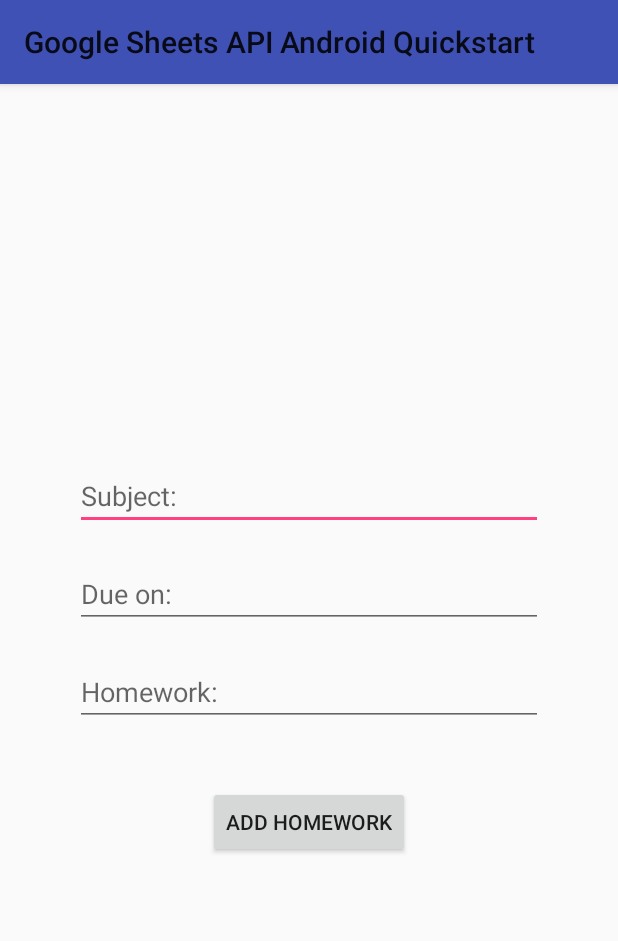
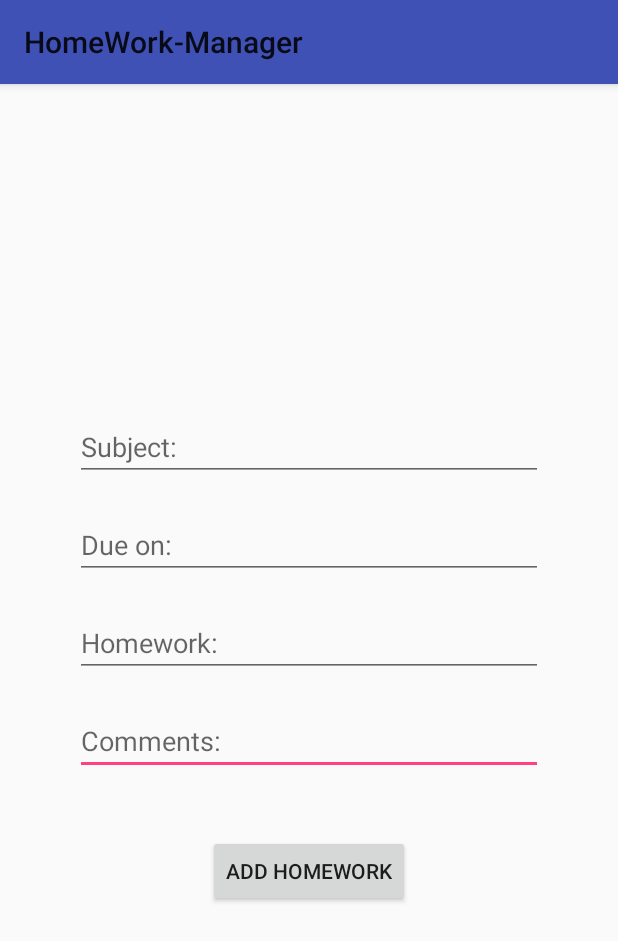
Before and after one commit to flxwu/homeworkManager-android, an Android app: the AddHomeworkActivity screen opened directly, with no data from a screen before it, after a tap on "ADD HOMEWORK", on a phone screen of 412 x 824 dp. Shown: the top 941 px of the screen. Run offline under Robolectric (Android 15) with nearby library versions, the phone set to English and light mode, and no system bars; our stand-ins replace ButterKnife; libraries missing offline, so code that uses them is left out: com.google.api.client, com.google.api.services, pub.devrel.easypermissions; 3 statements that could not run were skipped.

Commit message:
Finished AddHomework Feature -> new Entry gets appended to Sheet, made all HomeWorkEntry Declarations fit new Constructor

```diff
--- a/app/src/main/AndroidManifest.xml
+++ b/app/src/main/AndroidManifest.xml
@@ -9,7 +9,7 @@
     <application
         android:allowBackup="true"
         android:icon="@mipmap/ic_launcher"
-        android:label="Google Sheets API Android Quickstart"
+        android:label="HomeWork-Manager"
         android:theme="@style/AppTheme">
         <activity android:name="com.github.pl4gue.mvp.view.activity.MainActivity">
             <intent-filter>
--- a/app/src/main/java/com/github/pl4gue/mvp/view/activity/AddHomeworkActivity.java
+++ b/app/src/main/java/com/github/pl4gue/mvp/view/activity/AddHomeworkActivity.java
@@ -14,6 +14,7 @@
 import android.support.annotation.Nullable;
 import android.widget.Button;
 import android.widget.EditText;
+import android.widget.Toast;
 
 import com.github.pl4gue.R;
 import com.github.pl4gue.data.entity.HomeWorkEntry;
@@ -32,10 +33,13 @@
 import com.google.api.services.sheets.v4.model.ValueRange;
 
 import java.io.IOException;
+import java.text.DateFormat;
 import java.util.ArrayList;
 import java.util.Arrays;
 import java.util.Calendar;
+import java.util.Date;
 import java.util.List;
+import java.util.Locale;
 
 import butterknife.BindView;
 import butterknife.ButterKnife;
@@ -55,16 +59,20 @@
  *         Created on 16.10.17.
  */
 
-public class AddHomeworkActivity extends BaseActivity implements AddHomeworkView,EasyPermissions.PermissionCallbacks {
+public class AddHomeworkActivity extends BaseActivity implements AddHomeworkView, EasyPermissions.PermissionCallbacks {
 
     GoogleAccountCredential mCredential;
 
+    HomeWorkEntry entryToAdd;
+
     @BindView(R.id.addHomeworkEditText)
     EditText mHomeworkEditText;
-    @BindView(R.id.addHomeworkSubjectEditText)
+    @BindView(R.id.addHomeworkSubjectAutoCompleteText)
     EditText mHomeworkSubjectEditText;
     @BindView(R.id.addHomeworkDueDateEditText)
     EditText mHomeworkDueDateEditText;
+    @BindView(R.id.addHomeworkCommentEditText)
+    EditText mHomeworkCommentEditText;
 
     @BindView(R.id.addHomeworkSubmitButton)
     Button mHomeworkSubmitButton;
@@ -80,25 +88,36 @@
         setContentView(R.layout.activity_add_homework);
         ButterKnife.bind(this);
 
+        //TODO Autocomplete Adapter
+
         DialogManagers.ProgressDialogManager.setUpProgressDialog(AddHomeworkActivity.this);
     }
 
     @OnClick(R.id.addHomeworkDueDateEditText)
     public void selectDueDate() {
-        DialogManagers.DatePickerManager.datePickerDialog(Calendar.getInstance(),AddHomeworkActivity.this,mHomeworkDueDateEditText);
+        DialogManagers.DatePickerManager.datePickerDialog(Calendar.getInstance(), AddHomeworkActivity.this, mHomeworkDueDateEditText);
     }
 
     @OnClick(R.id.addHomeworkSubmitButton)
     public void submitHomework() {
+        entryToAdd = getNewHomeworkEntry();
         // Initialize credentials and service object.
         mCredential = GoogleAccountCredential.usingOAuth2(
                 getApplicationContext(), Arrays.asList(SCOPES_WRITE))
                 .setBackOff(new ExponentialBackOff());
         disableFields();
-        postHomeworkToApi();
+        postHomeworkToApi(entryToAdd);
         enableFields();
     }
 
+    private HomeWorkEntry getNewHomeworkEntry() {
+        String entryDate = DateFormat.getDateInstance(DateFormat.SHORT, Locale.GERMANY).format(new Date());
+        String subject = mHomeworkSubjectEditText.getText().toString();
+        String homework = mHomeworkEditText.getText().toString();
+        String dueDate = mHomeworkDueDateEditText.getText().toString();
+        String comment = mHomeworkCommentEditText.getText().toString();
+        return new HomeWorkEntry(entryDate,subject,homework,dueDate,comment);
+    }
 
     @Override
     public void displayLoadingScreen() {
@@ -121,7 +140,7 @@
      * of the preconditions are not satisfied, the app will prompt the user as
      * appropriate.
      */
-    private void postHomeworkToApi() {
+    private void postHomeworkToApi(HomeWorkEntry entry) {
         if (!isGooglePlayServicesAvailable()) {
             acquireGooglePlayServices();
         } else if (mCredential.getSelectedAccountName() == null) {
@@ -129,7 +148,7 @@
         } else if (!isDeviceOnline()) {
             showError("No network connection available.");
         } else {
-            new MakePOSTRequestTask(mCredential);
+            new MakePOSTRequestTask(mCredential).execute(entry);
         }
     }
 
@@ -151,7 +170,7 @@
                     .getString(PREF_ACCOUNT_NAME, null);
             if (accountName != null) {
                 mCredential.setSelectedAccountName(accountName);
-                postHomeworkToApi();
+                postHomeworkToApi(entryToAdd);
             } else {
                 // Start a dialog from which the user can choose an account
                 startActivityForResult(
@@ -188,7 +207,7 @@
                 if (resultCode != RESULT_OK) {
                     showError(" This app requires Google Play Services. Please install Google Play Services on your device and relaunch this app.");
                 } else {
-                    postHomeworkToApi();
+                    postHomeworkToApi(entryToAdd);
                 }
                 break;
             case REQUEST_ACCOUNT_PICKER:
@@ -203,13 +222,13 @@
                         editor.putString(PREF_ACCOUNT_NAME, accountName);
                         editor.apply();
                         mCredential.setSelectedAccountName(accountName);
-                        postHomeworkToApi();
+                        postHomeworkToApi(entryToAdd);
                     }
                 }
                 break;
             case REQUEST_AUTHORIZATION:
                 if (resultCode == RESULT_OK) {
-                    postHomeworkToApi();
+                    postHomeworkToApi(entryToAdd);
                 }
                 break;
             default:
@@ -340,13 +359,13 @@
         /**
          * Background task to call Google Sheets API.
          *
-         * @param entry no parameters needed for this task.
+         * @param entries no parameters needed for this task.
          * @return true if adding entry was successful
          */
         @Override
-        protected Boolean doInBackground(HomeWorkEntry... entry) {
+        protected Boolean doInBackground(HomeWorkEntry... entries) {
             try {
-                return postDataToApi(Arrays.asList(entry));
+                return postDataToApi(Arrays.asList(entries));
             } catch (Exception e) {
                 mLastError = e;
                 cancel(true);
@@ -370,12 +389,12 @@
             String range = "homeworkSheet";
             List<List<Object>> values = new ArrayList<>();
             for (HomeWorkEntry entry : entries) {
-                values.add(Arrays.asList(entry.getHomeworkEntryDate(),entry.getHomeworkSubject(),entry.getHomework(),entry.getHomeworkDueDate(),entry.getHomeworkComments()));
+                values.add(Arrays.asList(entry.getHomeworkEntryDate(), entry.getHomeworkSubject(), entry.getHomework(), entry.getHomeworkDueDate(), entry.getHomeworkComments()));
             }
             ValueRange body = new ValueRange().setValues(values);
             AppendValuesResponse result = mService
                     .spreadsheets().values().append(spreadsheetId, range, body)
-                    .setValueInputOption("RAW")
+                    .setValueInputOption("USER_ENTERED")
                     .execute();
             return true;
         }
@@ -383,8 +402,8 @@
         @Override
         protected void onPostExecute(Boolean aBoolean) {
             if (aBoolean) {
-                showError("Entry successfully added");
-            }else{
+                Toast.makeText(AddHomeworkActivity.this, "Entry successfully added", Toast.LENGTH_SHORT).show();
+            } else {
                 showError("Unknown error");
             }
             hideLoadingScreen();
--- a/app/src/main/java/com/github/pl4gue/mvp/view/activity/BaseActivity.java
+++ b/app/src/main/java/com/github/pl4gue/mvp/view/activity/BaseActivity.java
@@ -53,7 +53,7 @@
                             progressBarStatus = counter;
                             counter += 1;
                             try {
-                                Thread.sleep(30);
+                                Thread.sleep(50);
                             } catch (InterruptedException e) {
                                 e.printStackTrace();
                             }
@@ -90,8 +90,8 @@
                     return;
                 }
 
-                String myFormat = "MM/dd/yyyy"; //In which you need put here
-                SimpleDateFormat sdf = new SimpleDateFormat(myFormat, Locale.US);
+                String myFormat = "dd.MM.yyyy"; //In which you need put here
+                SimpleDateFormat sdf = new SimpleDateFormat(myFormat,Locale.GERMANY);
 
                 dueDateEditText.setText(sdf.format(calendar.getTime()));
             }
--- a/app/src/main/res/layout/activity_add_homework.xml
+++ b/app/src/main/res/layout/activity_add_homework.xml
@@ -9,13 +9,13 @@
     android:paddingRight="50dp"
     tools:context=".mvp.view.activity.AddHomeworkActivity">
 
-    <EditText
-        android:id="@+id/addHomeworkSubjectEditText"
+    <AutoCompleteTextView
+        android:id="@+id/addHomeworkSubjectAutoCompleteText"
         android:layout_width="match_parent"
         android:layout_height="wrap_content"
         android:ems="10"
-        android:inputType="textPersonName"
-        android:hint="@string/defaultSubject" />
+        android:hint="@string/defaultSubject"
+        android:inputType="text" />
 
     <EditText
         android:id="@+id/addHomeworkDueDateEditText"
@@ -33,14 +33,24 @@
         android:layout_height="wrap_content"
         android:layout_marginTop="20dp"
         android:ems="10"
-        android:inputType="textMultiLine"
-        android:hint="@string/defaultHomework" />
+        android:hint="@string/defaultHomework"
+        android:inputType="text" />
+
+    <EditText
+        android:id="@+id/addHomeworkCommentEditText"
+        android:layout_width="match_parent"
+        android:layout_height="wrap_content"
+        android:layout_marginTop="20dp"
+        android:ems="10"
+        android:hint="@string/defaultComment"
+        android:inputType="textMultiLine" />
 
     <Button
         android:id="@+id/addHomeworkSubmitButton"
         android:layout_width="wrap_content"
         android:layout_height="wrap_content"
         android:layout_marginTop="40dp"
-        android:text="@string/add_homework"
-        />
+        android:elevation="1dp"
+        android:text="@string/add_homework" />
+
 </LinearLayout>
```
Also changed, not shown: app/src/main/java/com/github/pl4gue/mvp/view/activity/GetHomeworkActivity.java (+12 -29 lines), 1 other file.
